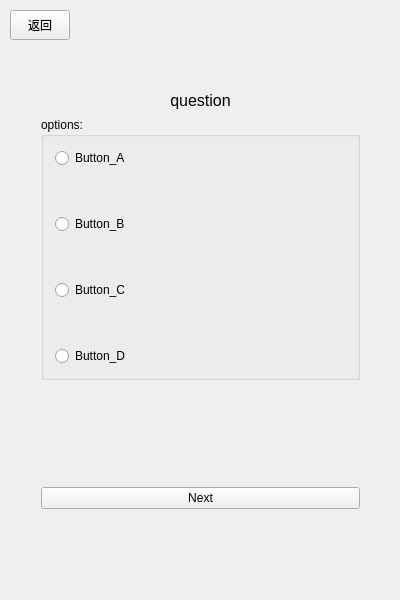
First picture: the form in mainwindow.ui, repository HowLeeHi/Reciter, before the edit.
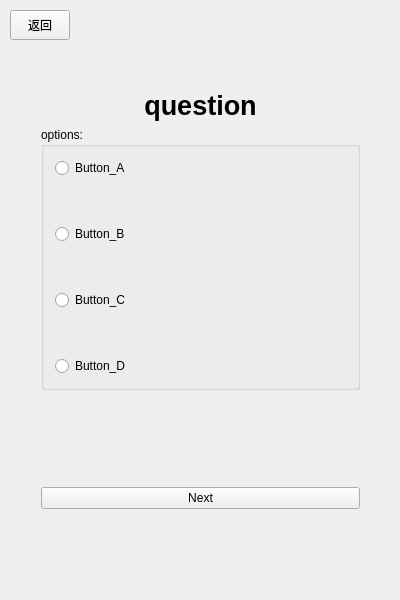
Second picture: the form after the edit. The open tabs and pages were chosen to show the change.

Commit message: - 改了一些字体

The edit to the form file:
```diff
--- a/mainwindow.ui
+++ b/mainwindow.ui
@@ -826,8 +826,15 @@
              <height>21</height>
             </size>
            </property>
+           <property name="font">
+            <font>
+             <pointsize>22</pointsize>
+             <weight>75</weight>
+             <bold>true</bold>
+            </font>
+           </property>
            <property name="text">
-            <string>&lt;html&gt;&lt;head/&gt;&lt;body&gt;&lt;p align=&quot;center&quot;&gt;&lt;span style=&quot; font-size:12pt;&quot;&gt;question&lt;/span&gt;&lt;/p&gt;&lt;/body&gt;&lt;/html&gt;</string>
+            <string>&lt;html&gt;&lt;head/&gt;&lt;body&gt;&lt;p align=&quot;center&quot;&gt;&lt;span style=&quot; font-size:20pt; font-weight:600;&quot;&gt;question&lt;/span&gt;&lt;/p&gt;&lt;/body&gt;&lt;/html&gt;</string>
            </property>
           </widget>
          </item>
```
Left out of the diff: 2 changed lines with no effect on the pictures. The commit also changes 1 other file.
